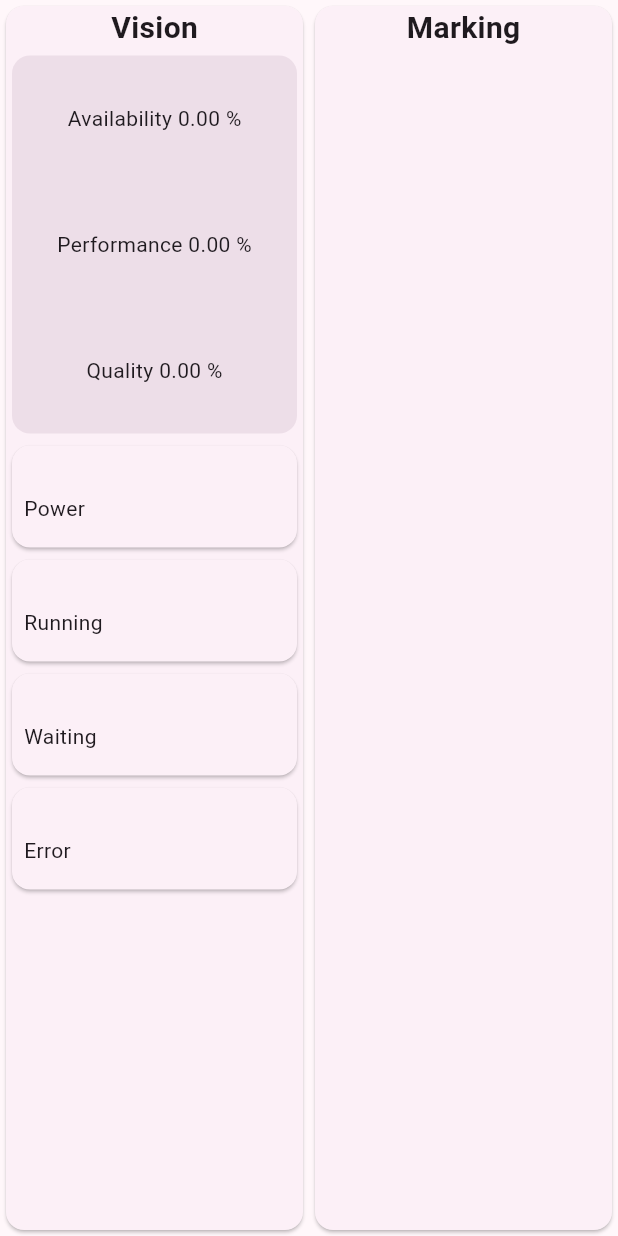
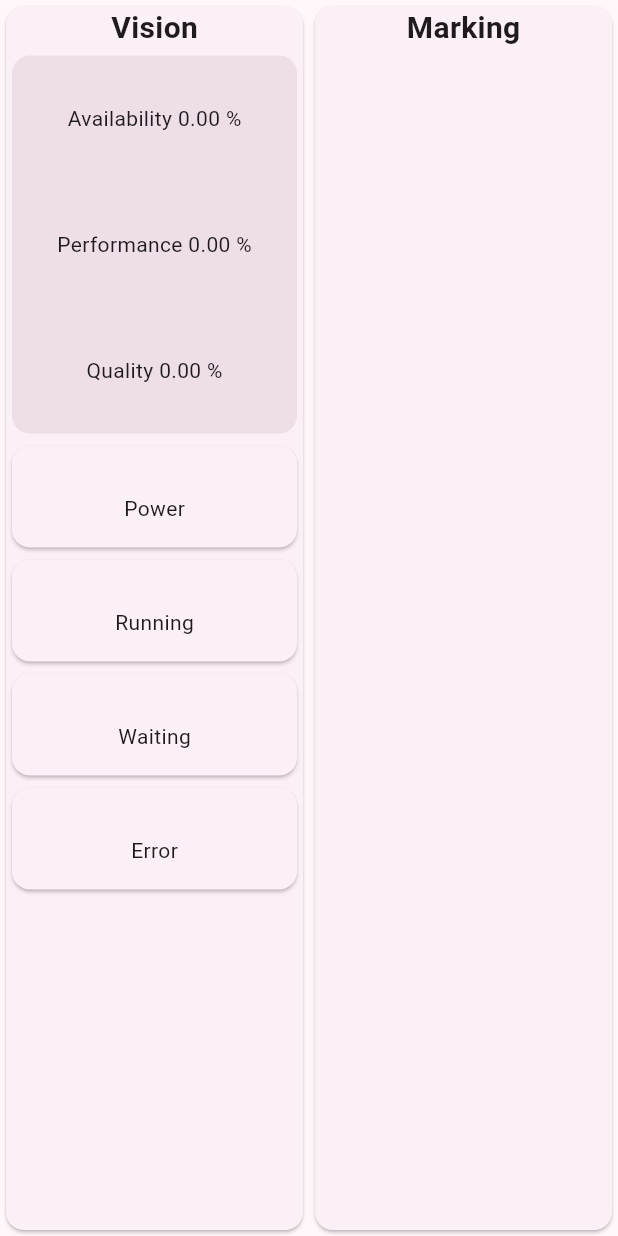
Before and after one commit to ppuska/mediscara.hmi, a Flutter app: the InfoWidget widget shown alone on an empty page, opened directly with empty values, on a phone screen of 412 x 824 dp. Run offline on Flutter 3.47's test engine with Material 2 defaults, Android fonts, the phone set to English and light mode, and no system bars; our stand-ins replace badges, flutter_dotenv, shelf; missing offline and left inert: shelf_router, webview_windows, window_manager; accounts and stored records are empty; statements that could not run were skipped.

Commit message:
Added status queries and updated to the info widget

```diff
--- a/lib/info.dart
+++ b/lib/info.dart
@@ -1,7 +1,10 @@
 import 'dart:async';
 
 import 'package:flutter/material.dart';
+import 'package:flutter_dotenv/flutter_dotenv.dart';
 import 'package:hmi_app/models/kpi.dart';
+import 'package:hmi_app/services/backend.dart';
+import 'package:hmi_app/services/fiware.dart';
 
 class InfoWidget extends StatefulWidget {
   final KPI visionKpi;
@@ -26,14 +29,50 @@ class _InfoWidgetState extends State<InfoWidget> {
   double visionAvailability = 0;
   double visionQuality = 0;
 
+  final fiwareService = FiwareService();
+  final backendService = BackendService();
+
+  final visionMcuId = dotenv.env["VISION_MCU_ID"];
+
   @override
   void initState() {
     super.initState();
     visionKpi = widget.visionKpi;
     updateTimer = Timer.periodic(const Duration(seconds: 1), updateUI);
     updateUI();
+
+    // register callback for status changes
+    backendService.registerRSCallback(updateRobotState);
+    getRobotState();
   }
 
+  /// Gets called when a new POST arrives at the
+  /// /robotStatus endpoint
+  ///
+  /// This happens whenever the robot statuses get updated from the MCU
+  void updateRobotState(Map<String, dynamic>? state) {
+    if (state != null) {
+      setState(() {
+        visionPower = state['robotPower'] as bool;
+        visionRunning = state['robotRunning'] as bool;
+        visionWaiting = state['robotWaiting'] as bool;
+        visionError = state['robotError'] as bool;
+      });
+    }
+  }
+
+  /// Fetches the state of the MCU from the OCB
+  void getRobotState() async {
+    // get the mcu entity
+    final state = await fiwareService.getEntity(
+      id: visionMcuId!,
+      keyValues: true,
+    );
+
+    updateRobotState(state);
+  }
+
+  /// Updates the UI KPI elements
   void updateUI([Timer? _]) {
     setState(() {
       visionAvailability = visionKpi.availability.calculate();
@@ -45,7 +84,10 @@ class _InfoWidgetState extends State<InfoWidget> {
 
   @override
   void dispose() {
+    // cancel the ui update timer
     updateTimer.cancel();
+    // unregister the callback to the state updates
+    backendService.unregisterRSCallback(updateRobotState);
     super.dispose();
   }
 
@@ -94,7 +136,7 @@ class _InfoWidgetState extends State<InfoWidget> {
                   child: Container(
                     width: double.infinity,
                     padding: const EdgeInsets.fromLTRB(8, 32, 8, 16),
-                    child: const Text("Power"),
+                    child: const Center(child: Text("Power")),
                   ),
                 ),
                 Card(
@@ -102,7 +144,7 @@ class _InfoWidgetState extends State<InfoWidget> {
                   child: Container(
                     width: double.infinity,
                     padding: const EdgeInsets.fromLTRB(8, 32, 8, 16),
-                    child: const Text("Running"),
+                    child: const Center(child: Text("Running")),
                   ),
                 ),
                 Card(
@@ -110,7 +152,7 @@ class _InfoWidgetState extends State<InfoWidget> {
                   child: Container(
                     width: double.infinity,
                     padding: const EdgeInsets.fromLTRB(8, 32, 8, 16),
-                    child: const Text("Waiting"),
+                    child: const Center(child: Text("Waiting")),
                   ),
                 ),
                 Card(
@@ -118,7 +160,7 @@ class _InfoWidgetState extends State<InfoWidget> {
                   child: Container(
                     width: double.infinity,
                     padding: const EdgeInsets.fromLTRB(8, 32, 8, 16),
-                    child: const Text("Error"),
+                    child: const Center(child: Text("Error")),
                   ),
                 ),
               ],
--- a/lib/services/fiware.dart
+++ b/lib/services/fiware.dart
@@ -23,6 +23,33 @@ class FiwareService {
     ];
     if (environmentVars.any((element) => element == null)) {
       throw Exception("Please set the environment variables.");
+    }
+  }
+
+  Future<Map<String, dynamic>?> getEntity({
+    required String id,
+    bool keyValues = false,
+  }) async {
+    final url = keyValues
+        ? '$ocbUrl/v2/entities/$id?options=keyValues'
+        : '$ocbUrl/v2/entities/$id';
+
+    final response = await http.get(
+      Uri.parse(url),
+      headers: {
+        "X-Auth-token": auth.oauth2Token!,
+        "fiware-service": fiwareService!,
+        "fiware-servicepath": fiwareServicePath!,
+      },
+    );
+
+    if (response.statusCode == 200) {
+      return jsonDecode(response.body);
+    } else {
+      log(
+        "Unable to retrieve entity '$id': (${response.statusCode}) ${response.body}",
+      );
+      return null;
     }
   }
 
```
Also changed, not shown: lib/errors.dart (+6 -1 lines), lib/services/backend.dart (+51 -4 lines), lib/services/backend.g.dart.
